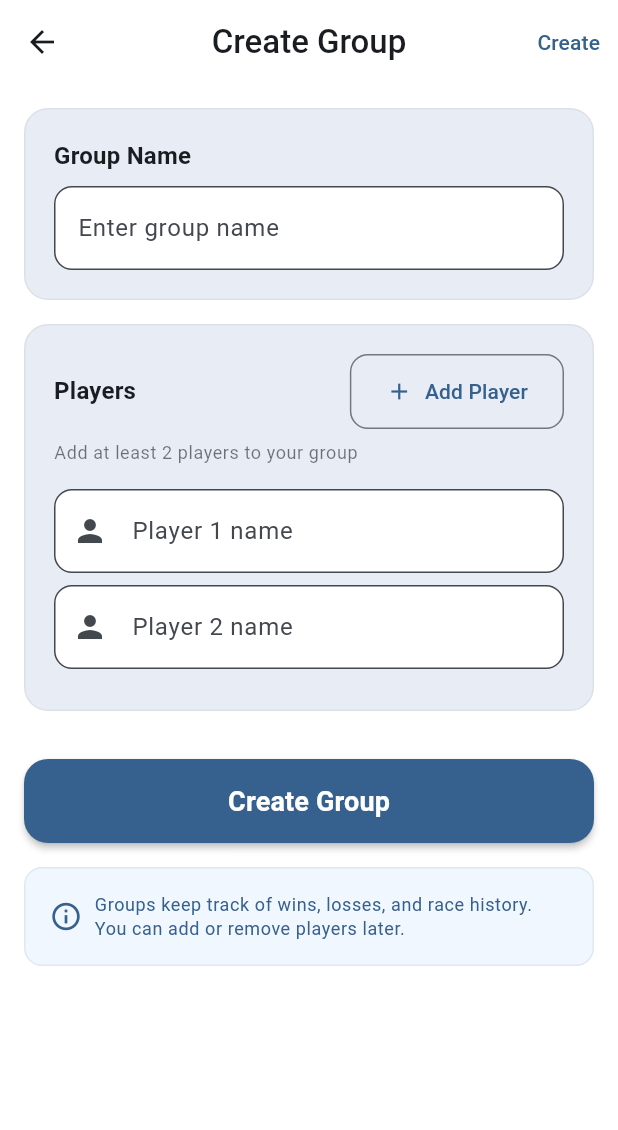
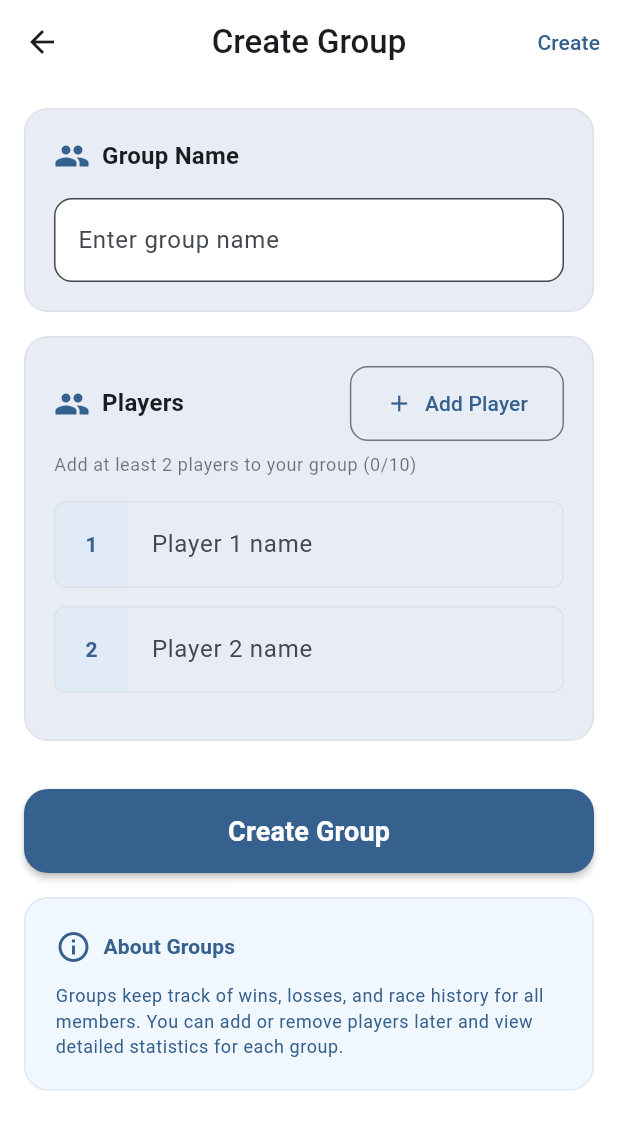
Before and after one commit to warforged5/wikapediaracer, a Flutter app: the CreateGroupScreen screen opened directly, on a phone screen of 412 x 824 dp. Shown: the top 1130 px of the screen. Run offline on Flutter 3.47's test engine with Material 3 defaults, Android fonts, the phone set to English and light mode, and no system bars; our stand-ins replace file_picker, flutter_native_splash, share_plus, shared_preferences; missing offline and left inert: morphable_shape; accounts and stored records are empty.

Commit message:
create group screen updated

```diff
--- a/lib/screens/create_group_screen.dart
+++ b/lib/screens/create_group_screen.dart
@@ -91,6 +91,10 @@ class _CreateGroupScreenState extends State<CreateGroupScreen> {
 
   @override
   Widget build(BuildContext context) {
+    final screenWidth = MediaQuery.of(context).size.width;
+    final isLargeScreen = screenWidth > 800;
+    final maxContentWidth = isLargeScreen ? 800.0 : screenWidth;
+
     return Scaffold(
       appBar: AppBar(
         title: const Text('Create Group'),
@@ -104,13 +108,113 @@ class _CreateGroupScreenState extends State<CreateGroupScreen> {
             ),
         ],
       ),
-      body: Form(
+      body: Center(
+        child: ConstrainedBox(
+          constraints: BoxConstraints(maxWidth: maxContentWidth),
+          child: Form(
             key: _formKey,
-        child: ListView(
+            child: isLargeScreen ? _buildLargeScreenLayout() : _buildSmallScreenLayout(),
+          ),
+        ),
+      ),
+    );
+  }
+
+  Widget _buildSmallScreenLayout() {
+    return ListView(
       padding: const EdgeInsets.all(16),
       children: [
-            // Group Name
-            Card(
+        _buildGroupNameCard(),
+        const SizedBox(height: 16),
+        _buildPlayersCard(),
+        const SizedBox(height: 32),
+        _buildCreateButton(),
+        const SizedBox(height: 16),
+        _buildInfoCard(),
+      ],
+    );
+  }
+
+  Widget _buildLargeScreenLayout() {
+    return SingleChildScrollView(
+      padding: const EdgeInsets.all(24),
+      child: Column(
+        crossAxisAlignment: CrossAxisAlignment.start,
+        children: [
+          // Header Section
+          Container(
+            padding: const EdgeInsets.symmetric(vertical: 16),
+            child: Column(
+              crossAxisAlignment: CrossAxisAlignment.start,
+              children: [
+                Text(
+                  'Create New Group',
+                  style: Theme.of(context).textTheme.headlineMedium?.copyWith(
+                    fontWeight: FontWeight.bold,
+                    color: Theme.of(context).colorScheme.primary,
+                  ),
+                ),
+                const SizedBox(height: 8),
+                Text(
+                  'Set up a racing group to compete with friends and track statistics over time',
+                  style: Theme.of(context).textTheme.bodyLarge?.copyWith(
+                    color: Theme.of(context).colorScheme.onSurface.withValues(alpha: 0.7),
+                  ),
+                ),
+              ],
+            ),
+          ),
+
+          const SizedBox(height: 24),
+
+          // Two-column layout
+          IntrinsicHeight(
+            child: Row(
+              crossAxisAlignment: CrossAxisAlignment.start,
+              children: [
+                // Left Column - Group Name and Info
+                Expanded(
+                  flex: 1,
+                  child: Column(
+                    children: [
+                      _buildGroupNameCard(),
+                      const SizedBox(height: 24),
+                      _buildInfoCard(),
+                    ],
+                  ),
+                ),
+
+                const SizedBox(width: 24),
+
+                // Right Column - Players
+                Expanded(
+                  flex: 1,
+                  child: _buildPlayersCard(),
+                ),
+              ],
+            ),
+          ),
+
+          const SizedBox(height: 32),
+
+          // Bottom Action
+          Row(
+            children: [
+              const Spacer(),
+              SizedBox(
+                width: 200,
+                child: _buildCreateButton(),
+              ),
+              const Spacer(),
+            ],
+          ),
+        ],
+      ),
+    );
+  }
+
+  Widget _buildGroupNameCard() {
+    return Card(
       elevation: 1,
       shape: RoundedRectangleBorder(
         borderRadius: BorderRadius.circular(16),
@@ -124,13 +228,23 @@ class _CreateGroupScreenState extends State<CreateGroupScreen> {
         child: Column(
           crossAxisAlignment: CrossAxisAlignment.start,
           children: [
+            Row(
+              children: [
+                Icon(
+                  Icons.group,
+                  color: Theme.of(context).colorScheme.primary,
+                  size: 24,
+                ),
+                const SizedBox(width: 8),
                 Text(
                   'Group Name',
                   style: Theme.of(context).textTheme.titleMedium?.copyWith(
                     fontWeight: FontWeight.w600,
                   ),
                 ),
-                    const SizedBox(height: 8),
+              ],
+            ),
+            const SizedBox(height: 16),
             TextFormField(
               controller: _groupNameController,
               decoration: InputDecoration(
@@ -151,12 +265,11 @@ class _CreateGroupScreenState extends State<CreateGroupScreen> {
           ],
         ),
       ),
-            ),
+    );
+  }
 
-            const SizedBox(height: 16),
-
-            // Players
-            Card(
+  Widget _buildPlayersCard() {
+    return Card(
       elevation: 1,
       shape: RoundedRectangleBorder(
         borderRadius: BorderRadius.circular(16),
@@ -173,11 +286,21 @@ class _CreateGroupScreenState extends State<CreateGroupScreen> {
             Row(
               mainAxisAlignment: MainAxisAlignment.spaceBetween,
               children: [
+                Row(
+                  children: [
+                    Icon(
+                      Icons.people,
+                      color: Theme.of(context).colorScheme.primary,
+                      size: 24,
+                    ),
+                    const SizedBox(width: 8),
                     Text(
                       'Players',
                       style: Theme.of(context).textTheme.titleMedium?.copyWith(
                         fontWeight: FontWeight.w600,
                       ),
+                    ),
+                  ],
                 ),
                 OutlinedButton.icon(
                   onPressed: _playerControllers.length < 10 ? _addPlayerField : null,
@@ -193,34 +316,59 @@ class _CreateGroupScreenState extends State<CreateGroupScreen> {
             ),
             const SizedBox(height: 8),
             Text(
-                      'Add at least 2 players to your group',
+              'Add at least 2 players to your group (${_playerControllers.where((c) => c.text.trim().isNotEmpty).length}/10)',
               style: Theme.of(context).textTheme.bodySmall?.copyWith(
                 color: Theme.of(context).colorScheme.onSurface.withValues(alpha: 0.6),
               ),
             ),
             const SizedBox(height: 16),
 
-                    // Player Fields
+            // Player Fields with improved layout for large screens
             ...List.generate(_playerControllers.length, (index) {
               return Padding(
-                        padding: const EdgeInsets.only(bottom: 8),
+                padding: const EdgeInsets.only(bottom: 12),
+                child: Container(
+                  decoration: BoxDecoration(
+                    borderRadius: BorderRadius.circular(8),
+                    border: Border.all(
+                      color: Theme.of(context).colorScheme.outline.withValues(alpha: 0.1),
+                    ),
+                  ),
                   child: Row(
                     children: [
+                      Container(
+                        width: 48,
+                        height: 56,
+                        decoration: BoxDecoration(
+                          color: Theme.of(context).colorScheme.primaryContainer.withValues(alpha: 0.3),
+                          borderRadius: const BorderRadius.only(
+                            topLeft: Radius.circular(8),
+                            bottomLeft: Radius.circular(8),
+                          ),
+                        ),
+                        child: Center(
+                          child: Text(
+                            '${index + 1}',
+                            style: TextStyle(
+                              fontWeight: FontWeight.bold,
+                              color: Theme.of(context).colorScheme.primary,
+                            ),
+                          ),
+                        ),
+                      ),
                       Expanded(
                         child: TextFormField(
                           controller: _playerControllers[index],
                           decoration: InputDecoration(
                             hintText: 'Player ${index + 1} name',
-                                  border: OutlineInputBorder(
-                                    borderRadius: BorderRadius.circular(12),
+                            border: InputBorder.none,
+                            contentPadding: const EdgeInsets.symmetric(
+                              horizontal: 16,
+                              vertical: 16,
                             ),
-                                  prefixIcon: const Icon(Icons.person),
-                                  filled: true,
-                                  fillColor: Theme.of(context).colorScheme.surface,
                           ),
                           validator: (value) {
                             if (value != null && value.trim().isNotEmpty) {
-                                    // Check for duplicates
                               final playerName = value.trim();
                               final otherNames = _playerControllers
                                   .where((c) => c != _playerControllers[index])
@@ -236,26 +384,38 @@ class _CreateGroupScreenState extends State<CreateGroupScreen> {
                         ),
                       ),
                       if (_playerControllers.length > 2)
-                              IconButton(
+                        Container(
+                          width: 48,
+                          height: 56,
+                          decoration: BoxDecoration(
+                            color: Theme.of(context).colorScheme.errorContainer.withValues(alpha: 0.3),
+                            borderRadius: const BorderRadius.only(
+                              topRight: Radius.circular(8),
+                              bottomRight: Radius.circular(8),
+                            ),
+                          ),
+                          child: IconButton(
                             onPressed: () => _removePlayerField(index),
                             icon: Icon(
-                                  Icons.remove_circle,
+                              Icons.close,
                               color: Theme.of(context).colorScheme.error,
+                              size: 20,
+                            ),
                           ),
                         ),
                     ],
+                  ),
                 ),
               );
             }),
           ],
         ),
       ),
-            ),
+    );
+  }
 
-            const SizedBox(height: 32),
-
-            // Create Button
-            SizedBox(
+  Widget _buildCreateButton() {
+    return SizedBox(
       height: 56,
       child: FilledButton(
         onPressed: _isLoading ? null : _createGroup,
@@ -276,42 +436,49 @@ class _CreateGroupScreenState extends State<CreateGroupScreen> {
                 style: TextStyle(fontSize: 18, fontWeight: FontWeight.w600),
               ),
       ),
-            ),
+    );
+  }
 
-            const SizedBox(height: 16),
-
-            // Info
-            Container(
-              padding: const EdgeInsets.all(16),
+  Widget _buildInfoCard() {
+    return Container(
+      padding: const EdgeInsets.all(20),
       decoration: BoxDecoration(
         color: Theme.of(context).colorScheme.primaryContainer.withValues(alpha: 0.3),
-                borderRadius: BorderRadius.circular(12),
+        borderRadius: BorderRadius.circular(16),
         border: Border.all(
           color: Theme.of(context).colorScheme.primary.withValues(alpha: 0.1),
           width: 1,
         ),
       ),
-              child: Row(
+      child: Column(
+        crossAxisAlignment: CrossAxisAlignment.start,
+        children: [
+          Row(
             children: [
               Icon(
                 Icons.info_outline,
                 color: Theme.of(context).colorScheme.primary,
-                    size: 22,
+                size: 24,
               ),
               const SizedBox(width: 8),
-                  Expanded(
-                    child: Text(
-                      'Groups keep track of wins, losses, and race history. You can add or remove players later.',
-                      style: Theme.of(context).textTheme.bodySmall?.copyWith(
+              Text(
+                'About Groups',
+                style: Theme.of(context).textTheme.titleSmall?.copyWith(
+                  fontWeight: FontWeight.w600,
                   color: Theme.of(context).colorScheme.primary,
-                      ),
                 ),
               ),
             ],
           ),
+          const SizedBox(height: 12),
+          Text(
+            'Groups keep track of wins, losses, and race history for all members. You can add or remove players later and view detailed statistics for each group.',
+            style: Theme.of(context).textTheme.bodySmall?.copyWith(
+              color: Theme.of(context).colorScheme.primary,
+              height: 1.4,
+            ),
           ),
         ],
-        ),
       ),
     );
   }
```
Lines whose indentation alone changed are shown as unchanged.
